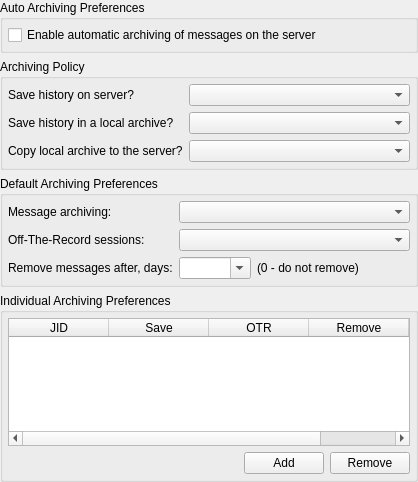
Qt form trunk/src/plugins/messagearchiver/archivestreamoptions.ui (vacuum-im/vacuum-im) before a commit.
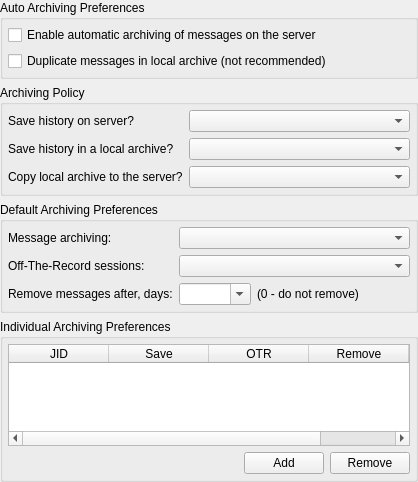
The same form after that commit.

```diff
--- a/trunk/src/plugins/messagearchiver/archivestreamoptions.ui
+++ b/trunk/src/plugins/messagearchiver/archivestreamoptions.ui
@@ -19,7 +19,7 @@
      <property name="title">
       <string>Auto Archiving Preferences</string>
      </property>
-     <layout class="QHBoxLayout" name="horizontalLayout_3">
+     <layout class="QVBoxLayout" name="verticalLayout_2">
       <property name="margin">
        <number>5</number>
       </property>
@@ -30,6 +30,13 @@
         </property>
        </widget>
       </item>
+      <item>
+       <widget class="QCheckBox" name="chbForceDirect">
+        <property name="text">
+         <string>Duplicate messages in local archive (not recommended)</string>
+        </property>
+       </widget>
+      </item>
      </layout>
     </widget>
    </item>
```
